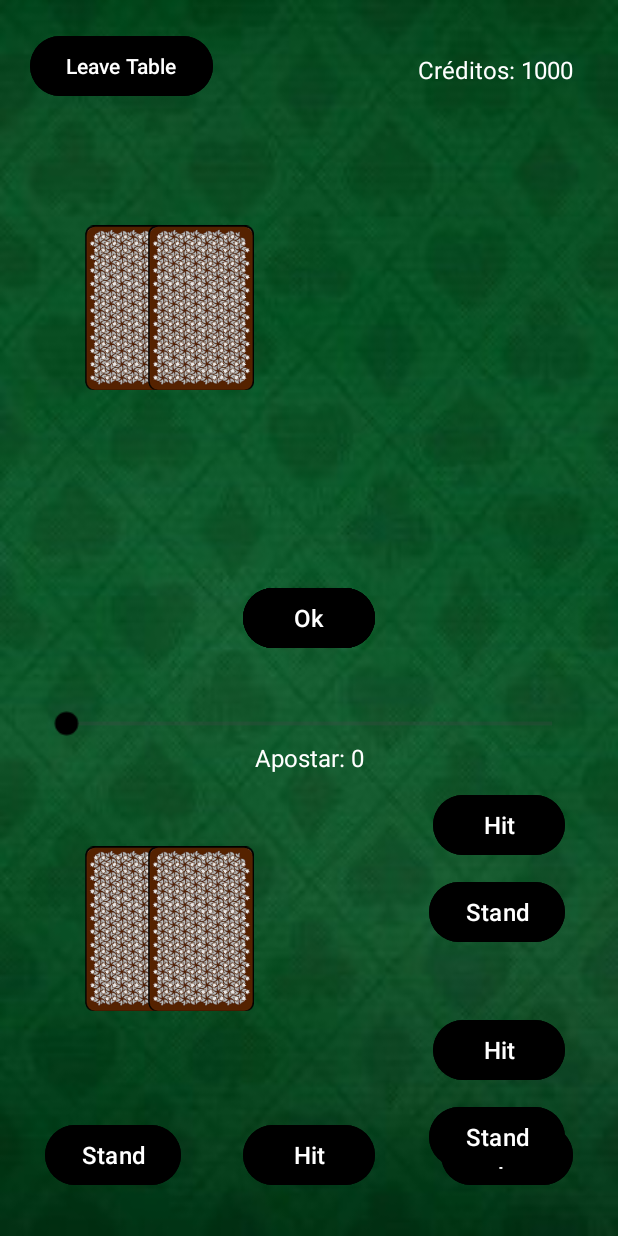
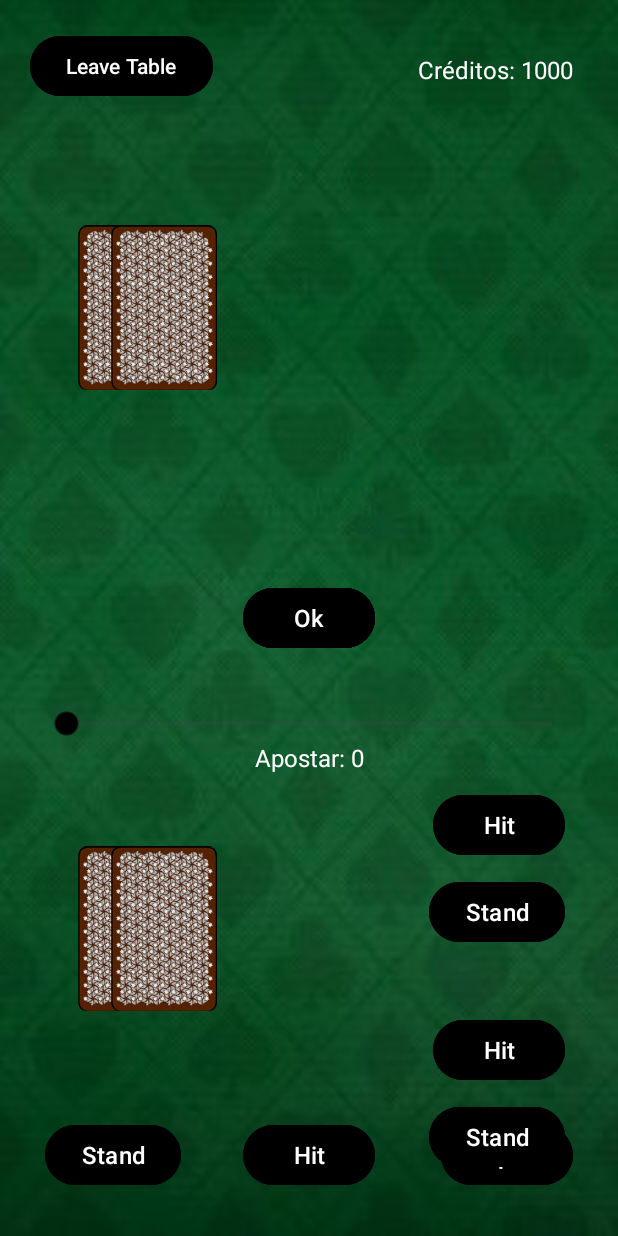
Before and after one commit to Metzenga04/Pocket-Vegas, an Android app: the layout activity_black_jack.xml on its own in the app's theme, with its tools: preview values and no code run, on a phone screen of 412 x 824 dp. Run offline under Robolectric (Android 15) with nearby library versions, the phone set to English and light mode, and no system bars.

Commit message:
changing the design of black jack

```diff
--- a/app/src/main/res/layout/activity_black_jack.xml
+++ b/app/src/main/res/layout/activity_black_jack.xml
@@ -59,7 +59,7 @@
         android:id="@+id/linearPlayer"
         android:layout_width="300dp"
         android:layout_height="110dp"
-        android:layout_marginStart="50dp"
+        android:layout_marginStart="40dp"
         android:layout_marginEnd="50dp"
         android:layout_marginBottom="150dp"
         android:orientation="horizontal"
@@ -80,7 +80,7 @@
             android:id="@+id/playerCard2"
             android:layout_width="72dp"
             android:layout_height="110dp"
-            android:layout_marginStart="-30dp"
+            android:layout_marginStart="-50dp"
             android:layout_marginEnd="0dp"
             android:layout_marginBottom="0dp"
             android:src="@drawable/cardback" />
@@ -89,7 +89,7 @@
             android:id="@+id/playerCard3"
             android:layout_width="72dp"
             android:layout_height="110dp"
-            android:layout_marginStart="-30dp"
+            android:layout_marginStart="-50dp"
             android:layout_marginEnd="0dp"
             android:layout_marginBottom="0dp" />
 
@@ -97,7 +97,7 @@
             android:id="@+id/playerCard4"
             android:layout_width="72dp"
             android:layout_height="110dp"
-            android:layout_marginStart="-30dp"
+            android:layout_marginStart="-50dp"
             android:layout_marginEnd="0dp"
             android:layout_marginBottom="0dp"
             android:layout_weight="0" />
@@ -106,9 +106,18 @@
             android:id="@+id/playerCard5"
             android:layout_width="72dp"
             android:layout_height="110dp"
-            android:layout_marginStart="-30dp"
+            android:layout_marginStart="-50dp"
             android:layout_marginEnd="0dp"
             android:layout_marginBottom="0dp"
+            android:layout_weight="0" />
+
+        <ImageView
+            android:id="@+id/playerCard6"
+            android:layout_width="72dp"
+            android:layout_height="110dp"
+            android:layout_marginStart="-50dp"
+            android:layout_marginTop="0dp"
+            android:layout_marginEnd="0dp"
             android:layout_weight="0" />
     </LinearLayout>
 
@@ -116,7 +125,7 @@
         android:id="@+id/linearDealer"
         android:layout_width="300dp"
         android:layout_height="110dp"
-        android:layout_marginStart="50dp"
+        android:layout_marginStart="40dp"
         android:layout_marginTop="150dp"
         android:layout_marginEnd="50dp"
         android:orientation="horizontal"
@@ -137,7 +146,7 @@
             android:id="@+id/dealerCard2"
             android:layout_width="72dp"
             android:layout_height="110dp"
-            android:layout_marginStart="-30dp"
+            android:layout_marginStart="-50dp"
             android:layout_marginTop="0dp"
             android:layout_marginEnd="0dp"
             android:src="@drawable/cardback" />
@@ -146,7 +155,7 @@
             android:id="@+id/dealerCard3"
             android:layout_width="72dp"
             android:layout_height="110dp"
-            android:layout_marginStart="-30dp"
+            android:layout_marginStart="-50dp"
             android:layout_marginTop="0dp"
             android:layout_marginEnd="0dp" />
 
@@ -154,7 +163,7 @@
             android:id="@+id/dealerCard4"
             android:layout_width="72dp"
             android:layout_height="110dp"
-            android:layout_marginStart="-30dp"
+            android:layout_marginStart="-50dp"
             android:layout_marginTop="0dp"
             android:layout_marginEnd="0dp"
             android:layout_weight="0" />
@@ -163,7 +172,16 @@
             android:id="@+id/dealerCard5"
             android:layout_width="72dp"
             android:layout_height="110dp"
-            android:layout_marginStart="-30dp"
+            android:layout_marginStart="-50dp"
+            android:layout_marginTop="0dp"
+            android:layout_marginEnd="0dp"
+            android:layout_weight="0" />
+
+        <ImageView
+            android:id="@+id/dealerCard6"
+            android:layout_width="72dp"
+            android:layout_height="110dp"
+            android:layout_marginStart="-50dp"
             android:layout_marginTop="0dp"
             android:layout_marginEnd="0dp"
             android:layout_weight="0" />
@@ -263,7 +281,7 @@
         android:id="@+id/linearSplit1"
         android:layout_width="270dp"
         android:layout_height="110dp"
-        android:layout_marginStart="10dp"
+        android:layout_marginStart="15dp"
         android:layout_marginBottom="190dp"
         android:orientation="horizontal"
         app:layout_constraintBottom_toBottomOf="parent"
@@ -282,7 +300,7 @@
             android:id="@+id/card2Split1"
             android:layout_width="72dp"
             android:layout_height="110dp"
-            android:layout_marginStart="-30dp"
+            android:layout_marginStart="-50dp"
             android:layout_marginEnd="0dp"
             android:layout_marginBottom="0dp"
             android:layout_weight="0" />
@@ -291,7 +309,7 @@
             android:id="@+id/card3Split1"
             android:layout_width="72dp"
             android:layout_height="110dp"
-            android:layout_marginStart="-30dp"
+            android:layout_marginStart="-50dp"
             android:layout_marginEnd="0dp"
             android:layout_marginBottom="0dp"
             android:layout_weight="0" />
@@ -300,7 +318,25 @@
             android:id="@+id/card4Split1"
             android:layout_width="72dp"
             android:layout_height="110dp"
-            android:layout_marginStart="-30dp"
+            android:layout_marginStart="-50dp"
+            android:layout_marginEnd="0dp"
+            android:layout_marginBottom="0dp"
+            android:layout_weight="0" />
+
+        <ImageView
+            android:id="@+id/card5Split1"
+            android:layout_width="72dp"
+            android:layout_height="110dp"
+            android:layout_marginStart="-50dp"
+            android:layout_marginEnd="0dp"
+            android:layout_marginBottom="0dp"
+            android:layout_weight="0" />
+
+        <ImageView
+            android:id="@+id/card6Split1"
+            android:layout_width="72dp"
+            android:layout_height="110dp"
+            android:layout_marginStart="-50dp"
             android:layout_marginEnd="0dp"
             android:layout_marginBottom="0dp"
             android:layout_weight="0" />
@@ -311,7 +347,7 @@
         android:id="@+id/linearSplit2"
         android:layout_width="270dp"
         android:layout_height="110dp"
-        android:layout_marginStart="10dp"
+        android:layout_marginStart="15dp"
         android:orientation="horizontal"
         app:layout_constraintBottom_toBottomOf="parent"
         app:layout_constraintStart_toStartOf="parent"
@@ -330,7 +366,7 @@
             android:id="@+id/card2Split2"
             android:layout_width="72dp"
             android:layout_height="110dp"
-            android:layout_marginStart="-30dp"
+            android:layout_marginStart="-50dp"
             android:layout_marginEnd="0dp"
             android:layout_marginBottom="0dp"
             android:layout_weight="0" />
@@ -339,7 +375,7 @@
             android:id="@+id/card3Split2"
             android:layout_width="72dp"
             android:layout_height="110dp"
-            android:layout_marginStart="-30dp"
+            android:layout_marginStart="-50dp"
             android:layout_marginEnd="0dp"
             android:layout_marginBottom="0dp"
             android:layout_weight="0" />
@@ -348,10 +384,28 @@
             android:id="@+id/card4Split2"
             android:layout_width="72dp"
             android:layout_height="110dp"
+            android:layout_marginStart="-50dp"
+            android:layout_marginEnd="0dp"
+            android:layout_marginBottom="0dp"
+            android:layout_weight="0" />
+
+        <ImageView
+            android:id="@+id/card5Split2"
+            android:layout_width="72dp"
+            android:layout_height="110dp"
             android:layout_marginStart="-30dp"
             android:layout_marginEnd="0dp"
             android:layout_marginBottom="0dp"
             android:layout_weight="0" />
+
+        <ImageView
+            android:id="@+id/card6Split2"
+            android:layout_width="72dp"
+            android:layout_height="110dp"
+            android:layout_marginStart="-30dp"
+            android:layout_marginEnd="0dp"
+            android:layout_marginBottom="0dp"
+            android:layout_weight="0"/>
 
     </LinearLayout>
 
```
